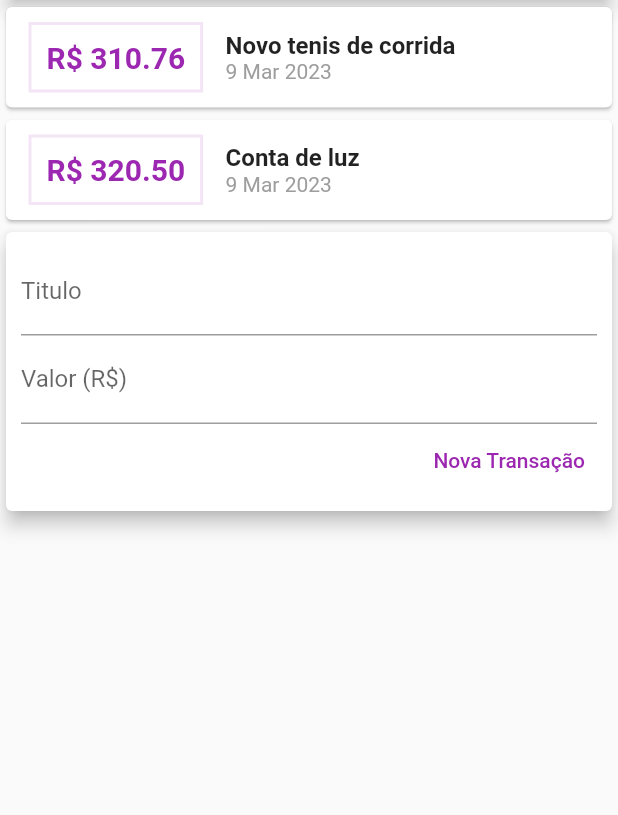
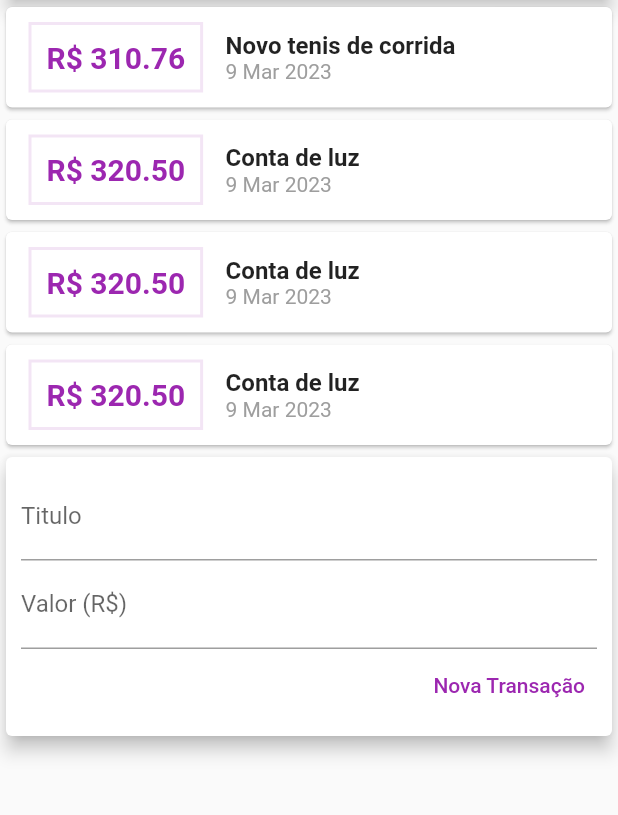
Before and after one commit to alanbraulio/expenses-flutter, a Flutter app: the screen it shows after launch, on a phone screen of 412 x 824 dp, the part 119-934 px from its top. Run offline on Flutter 3.47's test engine with Material 2 defaults, Android fonts, the phone set to English and light mode, and no system bars.

```diff
--- a/lib/components/transaction_list.dart
+++ b/lib/components/transaction_list.dart
@@ -9,7 +9,10 @@ class TransactionList extends StatelessWidget {
 
   @override
   Widget build(BuildContext context) {
-    return Column(
+    return Container(
+      height: 300,
+      child: SingleChildScrollView(
+          child: Column(
         children: transactions.map((tr) {
           return Card(
             child: Row(
@@ -51,6 +54,7 @@ class TransactionList extends StatelessWidget {
             ),
           );
         }).toList(),
+      )),
     );
   }
 }
--- a/lib/components/transaction_user.dart
+++ b/lib/components/transaction_user.dart
@@ -22,6 +22,24 @@ class _TransactionUserState extends State<TransactionUser> {
         date: DateTime.now()),
     Transaction(
       id: 't2',
+      title: 'Conta de luz',
+      value: 320.50,
+      date: DateTime.now(),
+    ),
+    Transaction(
+      id: 't3',
+      title: 'Conta de luz',
+      value: 320.50,
+      date: DateTime.now(),
+    ),
+    Transaction(
+      id: 't4',
+      title: 'Conta de luz',
+      value: 320.50,
+      date: DateTime.now(),
+    ),
+    Transaction(
+      id: 't5',
       title: 'Conta de luz',
       value: 320.50,
       date: DateTime.now(),
--- a/lib/main.dart
+++ b/lib/main.dart
@@ -19,7 +19,8 @@ class MyHomePage extends StatelessWidget {
   Widget build(BuildContext context) {
     return Scaffold(
         appBar: AppBar(title: const Text('Despesas Pessoais')),
-        body: Column(
+        body: SingleChildScrollView(
+            child: Column(
           crossAxisAlignment: CrossAxisAlignment.stretch,
           children: <Widget>[
             Container(
@@ -31,6 +32,6 @@ class MyHomePage extends StatelessWidget {
             ),
             TransactionUser(),
           ],
-        ));
+        )));
   }
 }
```
Lines whose indentation alone changed are shown as unchanged.
